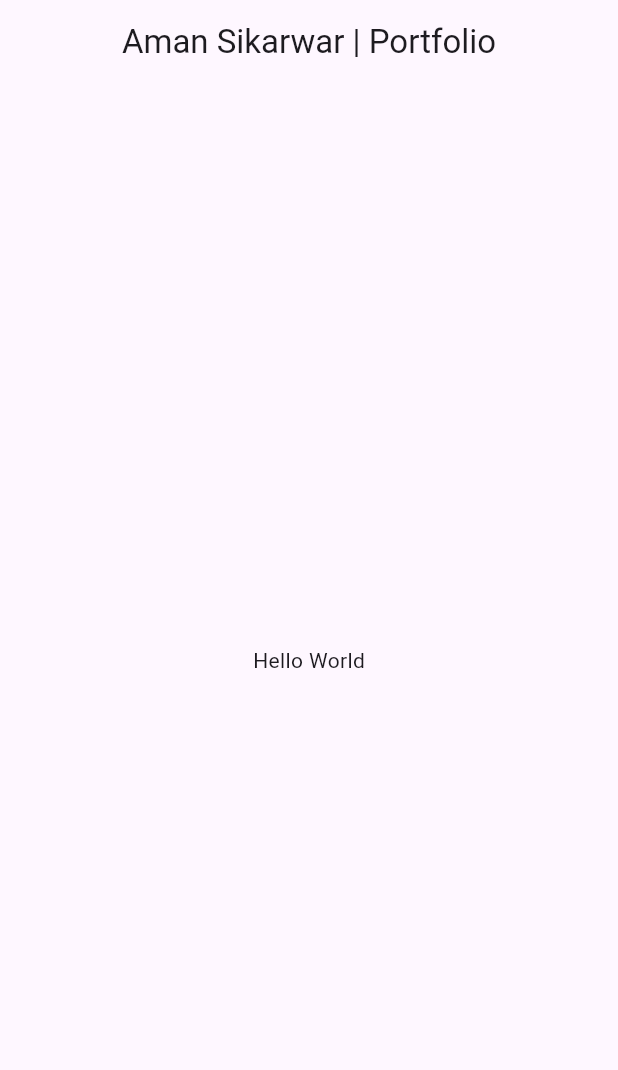
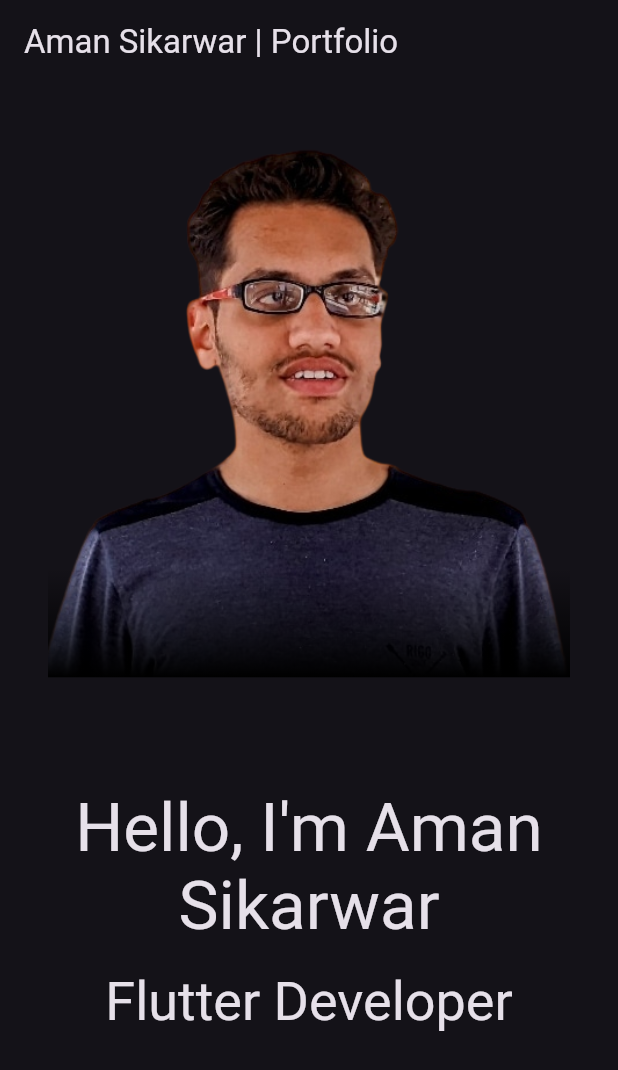
Before and after one commit to AmanSikarwar/portfolio_app, a Flutter app: the screen it shows after launch, on a phone screen of 412 x 824 dp. Shown: the top 1070 px of the screen. Run offline on Flutter 3.47's test engine with Material 2 defaults, Android fonts, the phone set to English and light mode, and no system bars; drawn by our look-alikes of animated_text_kit; our stand-ins replace font_awesome_flutter, responsive_builder.

Commit message:
Implemented Main section

```diff
--- a/lib/main.dart
+++ b/lib/main.dart
@@ -1,4 +1,9 @@
 import 'package:flutter/material.dart';
+import 'package:font_awesome_flutter/font_awesome_flutter.dart';
+import 'package:portfolio_app/src/constants.dart';
+import 'package:portfolio_app/src/header_section.dart';
+import 'package:url_launcher/url_launcher.dart';
+import 'package:responsive_builder/responsive_builder.dart';
 
 void main() {
   runApp(const PortfolioApp());
@@ -11,7 +16,9 @@ class PortfolioApp extends StatelessWidget {
   Widget build(BuildContext context) {
     return MaterialApp(
       title: "Aman Sikarwar | Portfolio",
+      debugShowCheckedModeBanner: false,
       theme: ThemeData(
+        brightness: Brightness.dark,
         useMaterial3: true,
       ),
       home: const PortfolioHome(),
@@ -27,11 +34,66 @@ class PortfolioHome extends StatelessWidget {
     return Scaffold(
       appBar: AppBar(
         title: const Text("Aman Sikarwar | Portfolio"),
-        centerTitle: true,
+        backgroundColor: Colors.transparent,
+        actions: [
+          if (getDeviceType(MediaQuery.sizeOf(context)) ==
+                  DeviceScreenType.desktop ||
+              getDeviceType(MediaQuery.sizeOf(context)) ==
+                  DeviceScreenType.tablet) ...[
+            IconButton(
+              icon: const FaIcon(FontAwesomeIcons.github),
+              onPressed: () => launchUrl(Uri.parse(githubUrl)),
+              tooltip: "Github",
+            ),
+            IconButton(
+              icon: const FaIcon(FontAwesomeIcons.linkedin),
+              onPressed: () => launchUrl(Uri.parse(linkedinUrl)),
+              tooltip: "LinkedIn",
+            ),
+            IconButton(
+              icon: const FaIcon(FontAwesomeIcons.twitter),
+              onPressed: () => launchUrl(Uri.parse(twitterUrl)),
+              tooltip: "Twitter",
+            ),
+            IconButton(
+              icon: const FaIcon(FontAwesomeIcons.instagram),
+              onPressed: () => launchUrl(Uri.parse(instagramUrl)),
+              tooltip: "Instagram",
+            ),
+            IconButton(
+              icon: const FaIcon(FontAwesomeIcons.envelope),
+              onPressed: () => launchUrl(Uri.parse(emailUrl)),
+              tooltip: "Email",
+            ),
+          ]
+        ],
       ),
-      body: const Center(
-        child: Text("Hello World"),
-      ),
+      body: ResponsiveBuilder(builder: (context, sizingInformation) {
+        if (sizingInformation.deviceScreenType ==
+            DeviceScreenType.desktop) {
+          return const PortfolioHomeBodyDesktop();
+        } else {
+          return const PortfolioHomeBodyMobile();
+        }
+      }),
     );
   }
 }
+
+class PortfolioHomeBodyDesktop extends StatelessWidget {
+  const PortfolioHomeBodyDesktop({super.key});
+
+  @override
+  Widget build(BuildContext context) {
+    return const HeaderSectionDesktop();
+  }
+}
+
+class PortfolioHomeBodyMobile extends StatelessWidget {
+  const PortfolioHomeBodyMobile({super.key});
+
+  @override
+  Widget build(BuildContext context) {
+    return const HeaderSectionMobile();
+  }
+}
--- /dev/null
+++ b/lib/src/constants.dart
@@ -0,0 +1,6 @@
+const String githubUrl = 'https://github.com/AmanSikarwar';
+const String linkedinUrl = 'https://www.linkedin.com/in/amansikarwaar/';
+const String twitterUrl = 'https://twitter.com/AmanSikarwaar';
+const String mediumUrl = 'https://medium.com/@amansikarwar';
+const String instagramUrl = 'https://www.instagram.com/amansikarwaar/';
+const String emailUrl = 'mailto:amansikarwaar@gmail.com';
--- /dev/null
+++ b/lib/src/header_section.dart
@@ -0,0 +1,41 @@
+import 'package:flutter/material.dart';
+import 'package:portfolio_app/src/widgets/avatar_widget.dart';
+import 'package:portfolio_app/src/widgets/intro_widget.dart';
+
+class HeaderSectionDesktop extends StatelessWidget {
+  const HeaderSectionDesktop({Key? key}) : super(key: key);
+
+  @override
+  Widget build(BuildContext context) {
+    Size size = MediaQuery.sizeOf(context);
+    return Container(
+      height: size.height * 0.6,
+      padding: const EdgeInsets.all(16),
+      child: Row(
+        crossAxisAlignment: CrossAxisAlignment.center,
+        mainAxisAlignment: MainAxisAlignment.center,
+        children: [
+          AvatarWidget(
+              size: Size(size.width * 0.46, size.height * 0.6)),
+          IntroWidget(size: Size(size.width * 0.46, size.height * 0.6)),
+        ],
+      ),
+    );
+  }
+}
+
+class HeaderSectionMobile extends StatelessWidget {
+  const HeaderSectionMobile({super.key});
+
+  @override
+  Widget build(BuildContext context) {
+    Size size = MediaQuery.sizeOf(context);
+    return ListView(
+      padding: const EdgeInsets.all(16),
+      children: [
+        AvatarWidget(size: Size(size.width, size.height * 0.48)),
+        IntroWidget(size: Size(size.width, size.height * 0.36)),
+      ],
+    );
+  }
+}
--- /dev/null
+++ b/lib/src/widgets/avatar_widget.dart
@@ -0,0 +1,40 @@
+import 'package:flutter/material.dart';
+
+class AvatarWidget extends StatelessWidget {
+  const AvatarWidget({
+    Key? key,
+    this.size = const Size(256, 256),
+    this.blurColor = Colors.black,
+  }) : super(key: key);
+
+  final Size size;
+  final Color blurColor;
+
+  @override
+  Widget build(BuildContext context) {
+    return Container(
+      width: size.width,
+      height: size.height,
+      padding: const EdgeInsets.all(16),
+      child: DecoratedBox(
+        position: DecorationPosition.foreground,
+        decoration: BoxDecoration(
+          gradient: LinearGradient(
+            begin: Alignment.topCenter,
+            end: Alignment.bottomCenter,
+            colors: [
+              Colors.transparent,
+              Colors.black.withOpacity(0.5),
+              Colors.black,
+            ],
+            stops: const [0.8, 0.9, 1.0],
+          ),
+        ),
+        child: const Image(
+          image: AssetImage("assets/images/avatar.png"),
+          fit: BoxFit.fitHeight,
+        ),
+      ),
+    );
+  }
+}
--- /dev/null
+++ b/lib/src/widgets/intro_widget.dart
@@ -0,0 +1,74 @@
+import 'package:flutter/material.dart';
+import 'package:animated_text_kit/animated_text_kit.dart';
+
+class IntroWidget extends StatelessWidget {
+  const IntroWidget({super.key, this.size = const Size(512, 256)});
+
+  final Size size;
+
+  @override
+  Widget build(BuildContext context) {
+    return Container(
+      height: size.height,
+      width: size.width,
+      padding: const EdgeInsets.all(16),
+      child: Column(
+        crossAxisAlignment: CrossAxisAlignment.center,
+        mainAxisAlignment: MainAxisAlignment.center,
+        children: [
+          DefaultTextStyle(
+            style:
+                Theme.of(context).textTheme.displayMedium!.copyWith(),
+            child: AnimatedTextKit(
+              animatedTexts: [
+                TyperAnimatedText(
+                  "Hello, I'm Aman Sikarwar",
+                  textAlign: TextAlign.center,
+                ),
+              ],
+              totalRepeatCount: 1,
+              pause: const Duration(milliseconds: 1600),
+              displayFullTextOnTap: true,
+              stopPauseOnTap: true,
+            ),
+          ),
+          const SizedBox(height: 16),
+          SizedBox(
+            height: size.height * 0.2,
+            child: DefaultTextStyle(
+              style: Theme.of(context).textTheme.displaySmall!,
+              child: AnimatedTextKit(
+                animatedTexts: [
+                  FadeAnimatedText(
+                    "Flutter Developer",
+                    textAlign: TextAlign.center,
+                  ),
+                  FadeAnimatedText(
+                    "Android Developer",
+                    textAlign: TextAlign.center,
+                  ),
+                  FadeAnimatedText(
+                    "Open Source Contributor",
+                    textAlign: TextAlign.center,
+                  ),
+                  FadeAnimatedText(
+                    "Tech Enthusiast",
+                    textAlign: TextAlign.center,
+                  ),
+                  FadeAnimatedText(
+                    "Linux Enthusiast",
+                    textAlign: TextAlign.center,
+                  ),
+                ],
+                pause: const Duration(milliseconds: 1600),
+                displayFullTextOnTap: true,
+                stopPauseOnTap: true,
+                isRepeatingAnimation: true,
+              ),
+            ),
+          ),
+        ],
+      ),
+    );
+  }
+}
--- /dev/null
+++ b/lib/src/widgets/social_icons_tray.dart
@@ -0,0 +1,40 @@
+import 'package:flutter/material.dart';
+import 'package:font_awesome_flutter/font_awesome_flutter.dart';
+import 'package:portfolio_app/src/constants.dart';
+import 'package:url_launcher/url_launcher.dart';
+
+class SocialIconsTray extends StatelessWidget {
+  const SocialIconsTray({super.key});
+
+  @override
+  Widget build(BuildContext context) {
+    return Container(
+      padding: const EdgeInsets.all(16),
+      child: Row(
+        mainAxisAlignment: MainAxisAlignment.center,
+        children: [
+          IconButton(
+            icon: const FaIcon(FontAwesomeIcons.github),
+            onPressed: () => launchUrl(Uri.parse(githubUrl)),
+          ),
+          IconButton(
+            icon: const FaIcon(FontAwesomeIcons.linkedin),
+            onPressed: () => launchUrl(Uri.parse(linkedinUrl)),
+          ),
+          IconButton(
+            icon: const FaIcon(FontAwesomeIcons.twitter),
+            onPressed: () => launchUrl(Uri.parse(twitterUrl)),
+          ),
+          IconButton(
+            icon: const FaIcon(FontAwesomeIcons.instagram),
+            onPressed: () => launchUrl(Uri.parse(instagramUrl)),
+          ),
+          IconButton(
+            icon: const FaIcon(FontAwesomeIcons.envelope),
+            onPressed: () => launchUrl(Uri.parse(emailUrl)),
+          ),
+        ],
+      ),
+    );
+  }
+}
```
Also changed, not shown: pubspec.yaml (+6 -66 lines), assets/images/avatar.png (added), pubspec.lock, 5 other files.
